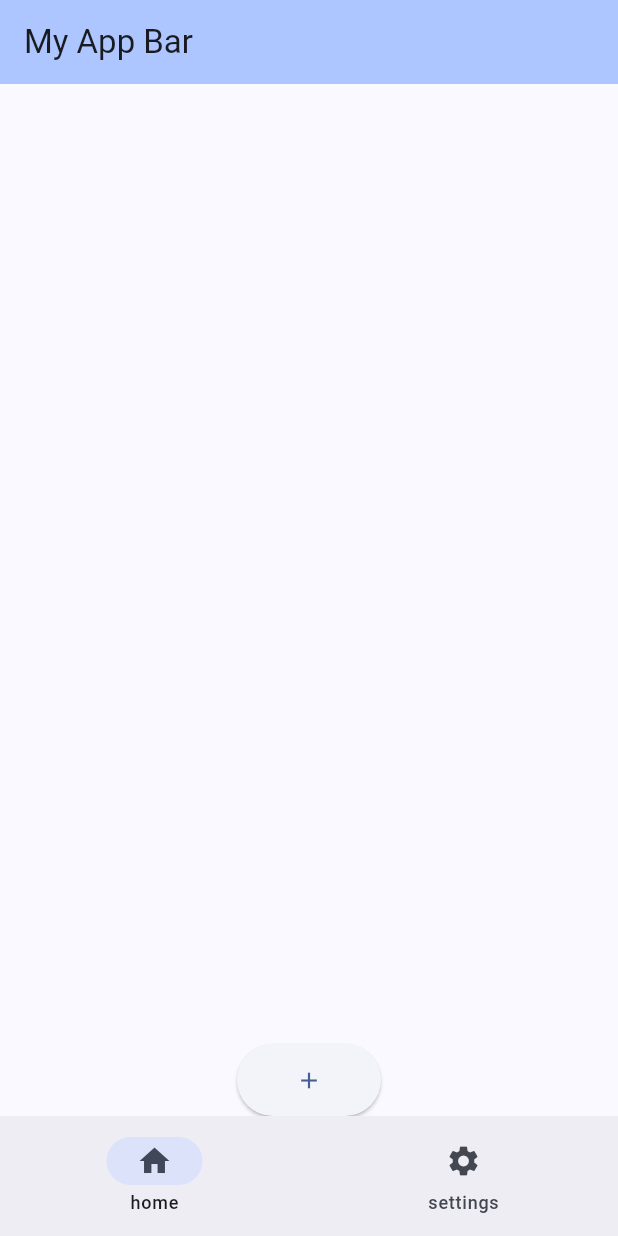
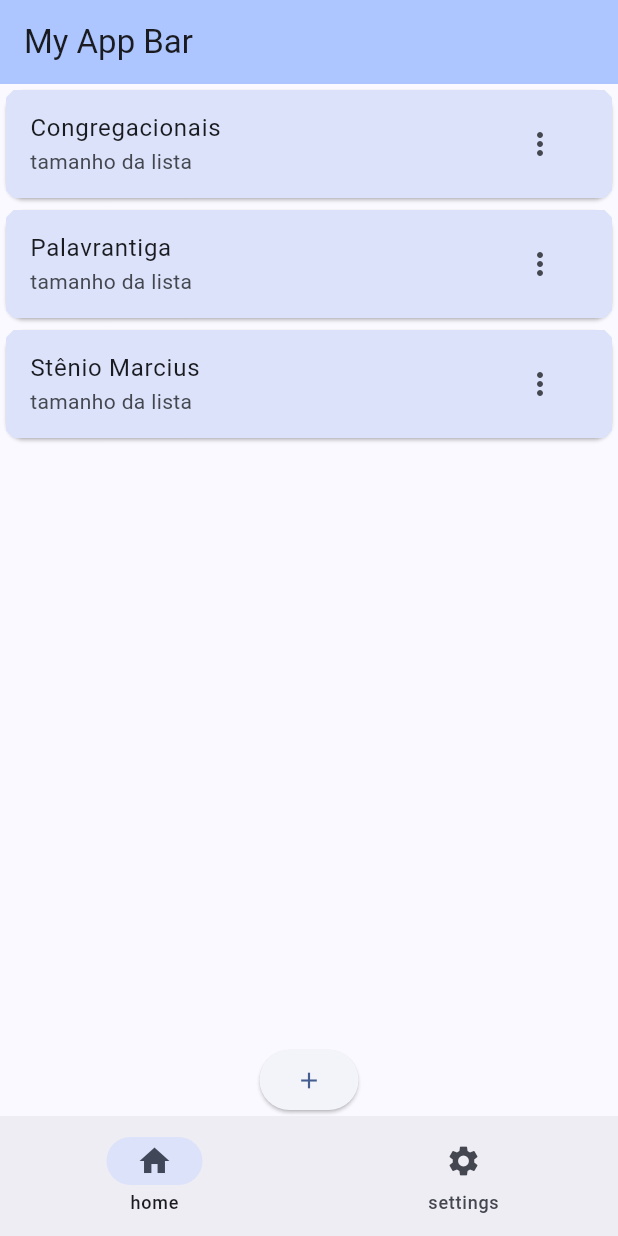
Before and after one commit to wisegriffin/organizador-repertorios, a Flutter app: the screen it shows after launch, on a phone screen of 412 x 824 dp. Run offline on Flutter 3.47's test engine with Material 3 defaults, Android fonts, the light colour scheme and no system bars.

Commit message:
lists_page shows repertories lists

```diff
--- a/lib/lists_page.dart
+++ b/lib/lists_page.dart
@@ -8,27 +8,51 @@ class ListsPage extends StatefulWidget {
 }
 
 class _ListsPageState extends State<ListsPage> {
-  var repertories = [];
+  var repertories = ['Congregacionais', 'Palavrantiga', 'Stênio Marcius'];
 
   @override
   Widget build(BuildContext context) {
-    // TODO: implement build
     return Column(
       children: [
-        Expanded(child: ListView(children: [
+        // List of all repertories
+        Expanded(
+          child: ListView.builder(
+            itemCount: repertories.length,
+            itemBuilder: (context, index) =>
+                _Repertory(title: repertories[index]),
+          ),
+        ),
 
-      ],
-    )),
+        // TODO: A button in the bottom right to add repertories
         ElevatedButton(
+          child: Icon(Icons.add),
           onPressed: () => print('pressed'),
-          child: Container(
-            child: Padding(
-              padding: const EdgeInsets.all(15.0),
-              child: Icon(Icons.add),
-            ),
-          ),
         ),
       ],
     );
   }
 }
+
+class _Repertory extends StatelessWidget {
+  const _Repertory({required this.title});
+
+  final String title;
+
+  @override
+  Widget build(BuildContext context) {
+    return Card(
+      child: ListTile(
+        title: Text(title),
+        tileColor: Theme.of(context).colorScheme.secondaryContainer,
+        shape: BeveledRectangleBorder(borderRadius: BorderRadius.circular(5)),
+        subtitle: Text('tamanho da lista'),
+
+        // TODO: Handle trailing button OnPressed
+        trailing: IconButton(
+          onPressed: () => print('trailing pressed'),
+          icon: Icon(Icons.more_vert),
+        ),
+      ),
+    );
+  }
+}
--- a/lib/main_page.dart
+++ b/lib/main_page.dart
@@ -10,7 +10,7 @@ class MainPage extends StatefulWidget {
 
 class _MainPageState extends State<MainPage> {
   int _selectedIndex = 0;
-  final _pages = [ListsPage(), Placeholder()];
+  final _destinations = [ListsPage(), Placeholder()];
 
   void _navigationBar(int index) {
     setState(() => _selectedIndex = index);
@@ -23,7 +23,7 @@ class _MainPageState extends State<MainPage> {
         title: Text('My App Bar'),
         backgroundColor: Theme.of(context).colorScheme.inversePrimary,
       ),
-      body: _pages[_selectedIndex],
+      body: _destinations[_selectedIndex],
       bottomNavigationBar: NavigationBar(
         selectedIndex: _selectedIndex,
         onDestinationSelected: _navigationBar,
```
